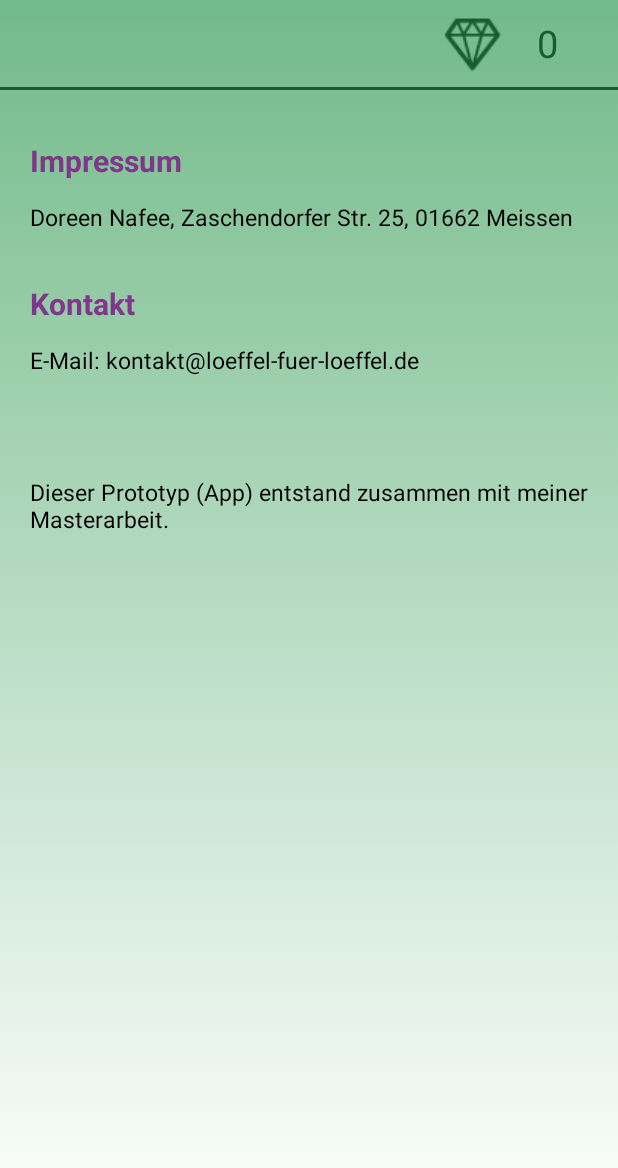
After one commit to Dori2509/LfLBabybrei, an Android app: the ImpressumActivity screen opened directly, with no data from a screen before it, on a phone screen of 412 x 824 dp. The commit adds this screen. Shown: the top 1168 px of the screen. Run offline under Robolectric (Android 15) with nearby library versions, the phone set to English and light mode, and no system bars.

```diff
--- a/app/src/main/AndroidManifest.xml
+++ b/app/src/main/AndroidManifest.xml
@@ -34,6 +34,7 @@
         <activity android:name=".rezepte.RezeptActivity"/>
         <activity android:name=".rezepte.Einkaufszettel"/>
         <activity android:name=".rezepte.SpielbrettActivity"/>
+        <activity android:name=".ImpressumActivity"/>
         <activity android:name=".beitraege.Popup_FreischaltungBeitrag"
             android:theme="@style/AppTheme.PopupTheme">
         </activity>
--- /dev/null
+++ b/app/src/main/java/com/example/doreen/lfl_babybrei/ImpressumActivity.java
@@ -0,0 +1,42 @@
+package com.example.doreen.lfl_babybrei;
+
+import android.os.Bundle;
+import android.support.v7.app.AppCompatActivity;
+import android.support.v7.widget.Toolbar;
+import android.widget.TextView;
+
+import com.example.doreen.lfl_babybrei.db.DBHelper;
+
+import static com.example.doreen.lfl_babybrei.R.id.toolbar;
+
+/**
+ * Created by Doreen on 05.12.2016.
+ */
+
+public class ImpressumActivity extends AppCompatActivity {
+    Toolbar toolbar;
+    private DBHelper mydb ;
+
+    @Override
+    protected void onCreate(Bundle savedInstanceState) {
+        super.onCreate(savedInstanceState);
+        setContentView(R.layout.impressum);
+        initToolBar();
+    }
+
+    public void initToolBar() {
+        mydb = new DBHelper(this);
+        String Name = mydb.getName();
+        int diamants = mydb.getDiamants();
+
+        TextView ProfileName = (TextView) findViewById(R.id.username);
+        TextView Dia = (TextView) findViewById(R.id.points);
+
+        ProfileName.setText(Name);
+        Dia.setText(String.valueOf(diamants));
+        toolbar = (Toolbar) findViewById(R.id.toolbar);
+        setSupportActionBar(toolbar);
+
+
+    }
+}
--- a/app/src/main/java/com/example/doreen/lfl_babybrei/rezepte/RezeptUebersichtActivity.java
+++ b/app/src/main/java/com/example/doreen/lfl_babybrei/rezepte/RezeptUebersichtActivity.java
@@ -92,7 +92,7 @@ public class RezeptUebersichtActivity extends AppCompatActivity {
             @Override
             public void onClick(View v) {
                 Intent intent2 = new Intent(getApplicationContext(),RezeptMonat.class);
-                intent2.putExtra("Monat", 1);
+                intent2.putExtra("Monat", 12);
                 startActivity(intent2);
             }
         });
--- /dev/null
+++ b/app/src/main/res/layout/impressum.xml
@@ -0,0 +1,111 @@
+<?xml version="1.0" encoding="utf-8"?>
+<LinearLayout xmlns:android="http://schemas.android.com/apk/res/android"
+    xmlns:app="http://schemas.android.com/apk/res-auto"
+    android:layout_width="match_parent"
+    android:background="@drawable/background"
+    android:layout_height="match_parent"
+    android:orientation="vertical">
+
+
+
+    <android.support.v7.widget.Toolbar
+        android:id="@+id/toolbar"
+        android:layout_width="match_parent"
+        android:layout_height="58dp"
+        android:minHeight="?attr/actionBarSize"
+        android:titleTextColor="#ffffff">
+        <TextView
+            android:id="@+id/points"
+            android:text="50"
+            android:layout_width="wrap_content"
+            android:layout_height="wrap_content"
+            android:textColor="#175c2c"
+            android:layout_gravity="right"
+            android:textSize="25dp"
+            android:paddingLeft="20dp"
+            android:paddingRight="40dp" />
+
+        <ImageView
+            android:layout_width="wrap_content"
+            android:layout_height="wrap_content"
+            android:id="@+id/imageView2"
+            android:layout_gravity="center"
+            android:src="@drawable/diamant"
+            />
+
+        <TextView
+            android:id="@+id/username"
+            android:text="Anna"
+            android:layout_width="fill_parent"
+            android:layout_height="wrap_content"
+            android:textColor="#175c2c"
+            android:textStyle="bold"
+            android:textSize="30dp" />
+
+
+
+    </android.support.v7.widget.Toolbar>
+
+    <TextView
+        android:id="@+id/textview"
+        android:layout_width="fill_parent"
+        android:layout_height="2dp"
+        android:background="#175c2c"
+        android:autoText="true" />
+
+<TextView
+    android:layout_width="wrap_content"
+    android:layout_height="wrap_content"
+    android:text="Impressum"
+    android:textSize="20dp"
+    android:layout_marginTop="50px"
+    android:layout_marginLeft="20dp"
+    android:layout_marginRight="20dp"
+    android:textStyle="bold"
+    android:textColor="#80368a"/>
+
+    <TextView
+        android:layout_width="wrap_content"
+        android:layout_height="wrap_content"
+        android:text="Doreen Nafee,
+Zaschendorfer Str. 25,
+01662 Meissen"
+        android:textSize="15dp"
+        android:layout_marginTop="20px"
+        android:layout_marginLeft="20dp"
+        android:textColor="@color/common_google_signin_btn_text_dark_focused"
+        android:layout_marginRight="20dp"/>
+
+
+    <TextView
+        android:layout_width="wrap_content"
+        android:layout_height="wrap_content"
+        android:text="Kontakt"
+        android:textSize="20dp"
+        android:layout_marginTop="50px"
+        android:layout_marginLeft="20dp"
+        android:layout_marginRight="20dp"
+        android:textStyle="bold"
+        android:textColor="#80368a"/>
+
+    <TextView
+        android:layout_width="wrap_content"
+        android:layout_height="wrap_content"
+        android:text="E-Mail: kontakt@loeffel-fuer-loeffel.de"
+        android:textSize="15dp"
+        android:layout_marginTop="20px"
+        android:layout_marginLeft="20dp"
+        android:textColor="@color/common_google_signin_btn_text_dark_focused"
+        android:layout_marginRight="20dp"/>
+
+    <TextView
+        android:layout_width="wrap_content"
+        android:layout_height="wrap_content"
+        android:text="Dieser Prototyp (App) entstand zusammen mit meiner Masterarbeit."
+        android:textSize="15dp"
+        android:layout_marginTop="100px"
+        android:layout_marginLeft="20dp"
+        android:textColor="@color/common_google_signin_btn_text_dark_focused"
+        android:layout_marginRight="20dp"/>
+
+</LinearLayout>
```
Also changed, not shown: app/src/main/java/com/example/doreen/lfl_babybrei/MainMenuActivity.java (+19 -3 lines), app/src/main/java/com/example/doreen/lfl_babybrei/rezepte/Einkaufszettel.java (+23 -1 lines), app/src/main/java/com/example/doreen/lfl_babybrei/rezepte/SpielbrettActivity.java (+49 -17 lines), app/src/main/res/layout/coach_mark.xml (+8 -2 lines), app/src/main/res/layout/kochbuch_overlay.xml (added, +18 -0 lines).
